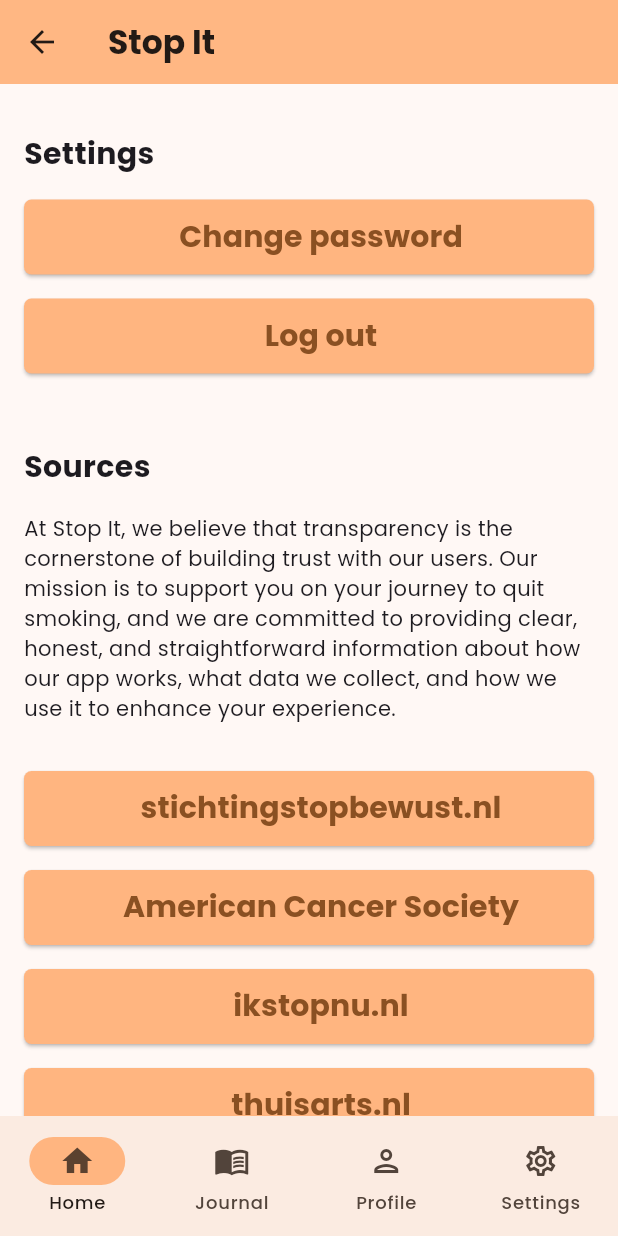
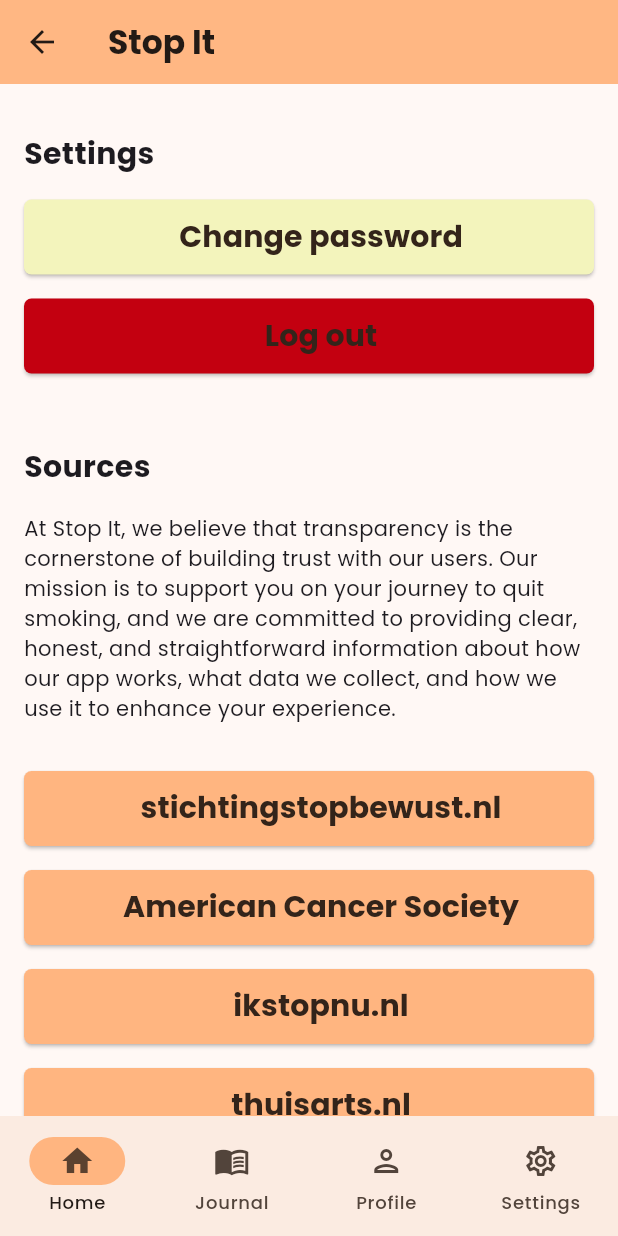
Before and after one commit to Toby-van-Berkum/stopit_frontend, a Flutter app: the SettingsPage screen opened directly, on a phone screen of 412 x 824 dp. Run offline on Flutter 3.47's test engine with Material 3 defaults, Android fonts, the phone set to English and light mode, and no system bars; our stand-ins replace google_fonts, shared_preferences, table_calendar; missing offline and left inert: dart:ffi; accounts and stored records are empty.

Commit message:
changed the custom widgets and settings_page.dart

```diff
--- a/lib/globals.dart
+++ b/lib/globals.dart
@@ -16,6 +16,8 @@ class AppColors {
   static const Color green = Color(0xFFD7FFD6);
   static const Color yellow = Color(0xFFF3F4BC);
   static const Color black = Color(0xFF000000);
+  static const Color red = Color(0xFFc30010);
+  static const Color primaryColorDark = Color(0xFF33241a);
 
 // Add more colors as needed
 }
@@ -204,11 +206,15 @@ class CustomSizedBox {
 class LargeButton extends StatelessWidget {
   final String buttonLabel;
   final VoidCallback onPressed;
+  final Color? backgroundColor;
+  final Color? foregroundColor;
 
   const LargeButton({
     super.key,
     required this.buttonLabel,
     required this.onPressed,
+    this.backgroundColor,
+    this.foregroundColor,
   });
 
   @override
@@ -216,7 +222,8 @@ class LargeButton extends StatelessWidget {
     return ElevatedButton(
       onPressed: onPressed,
       style: ElevatedButton.styleFrom(
-        backgroundColor: AppColors.primaryColor,
+        foregroundColor: foregroundColor ?? AppColors.primaryColorDark,
+        backgroundColor: backgroundColor ?? AppColors.primaryColor,
         minimumSize: Size(ScreenSizes.width(context), 50),
         shape: RoundedRectangleBorder(
           borderRadius: BorderRadius.circular(5),
--- a/lib/pages/settings_page.dart
+++ b/lib/pages/settings_page.dart
@@ -97,6 +97,7 @@ class _SettingsPageState extends State<SettingsPage> {
               Padding(
                 padding: EdgeInsets.only(bottom: customPadding),
                 child: LargeButton(
+                    backgroundColor: AppColors.yellow,
                     buttonLabel: "Change password",
                     onPressed: () {
                       return null;
@@ -104,6 +105,7 @@ class _SettingsPageState extends State<SettingsPage> {
               ),
               LargeButton(
                   buttonLabel: "Log out",
+                  backgroundColor: AppColors.red,
                   onPressed: () async {
                     await _clearPreferences();
                     Navigator.pushReplacement(
```
